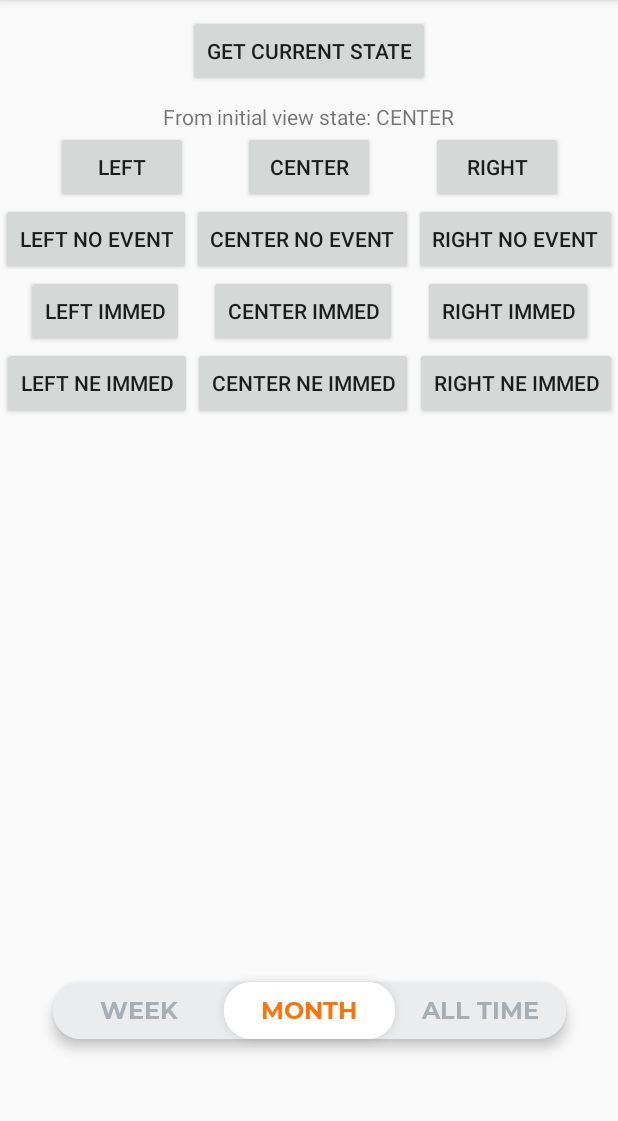
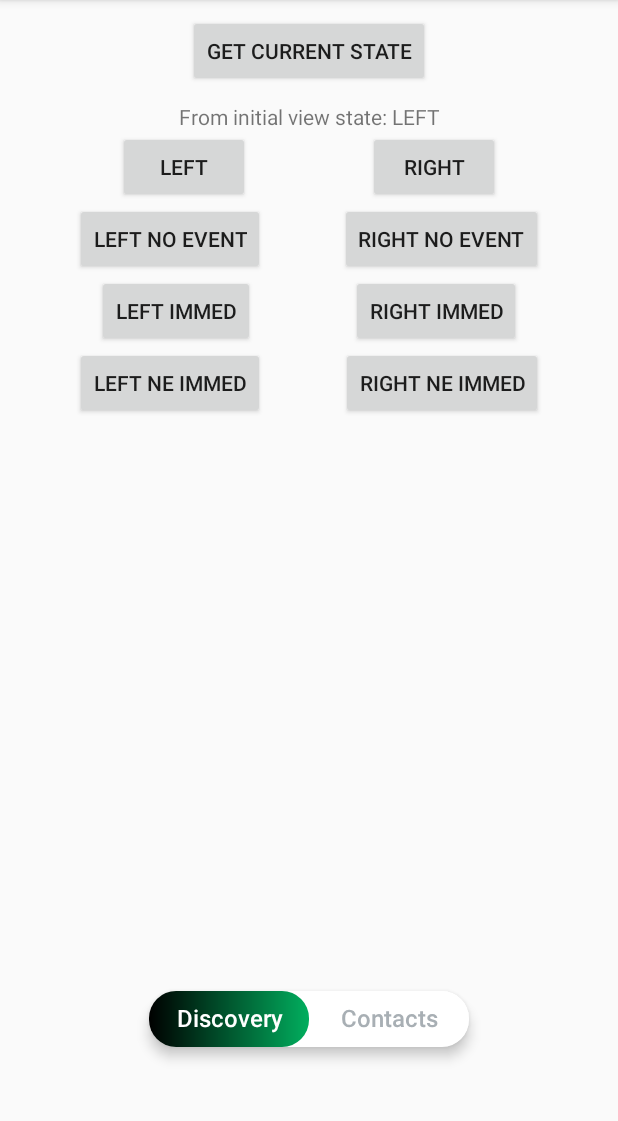
Before and after one commit to Terenfear/ThreeSwitcher, an Android app: the screen it shows after launch (MainActivity), on a phone screen of 412 x 824 dp, the part 84-1205 px from its top. Run offline under Robolectric (Android 15) with nearby library versions, the phone set to English and light mode, and no system bars.

Commit message:
Remove the center state and add a thumb gradient shader

```diff
--- a/library/src/main/java/me/terenfear/threeswitcher/ThreeSwitcher.kt
+++ b/library/src/main/java/me/terenfear/threeswitcher/ThreeSwitcher.kt
@@ -11,7 +11,6 @@ import android.text.Layout
 import android.text.StaticLayout
 import android.text.TextPaint
 import android.util.AttributeSet
-import android.util.Log
 import android.util.Property
 import android.view.*
 import android.view.animation.AccelerateInterpolator
@@ -40,12 +39,6 @@ class ThreeSwitcher @JvmOverloads constructor(
     var onStateChangedListener: OnStateChangedListener? = null
 
     var textLeft: String? = State.LEFT.toString()
-        set(value) {
-            field = value
-            requestLayout()
-            invalidate()
-        }
-    var textCenter: String? = State.CENTER.toString()
         set(value) {
             field = value
             requestLayout()
@@ -110,10 +103,16 @@ class ThreeSwitcher @JvmOverloads constructor(
             trackPaint.color = field
             invalidate()
         }
-    var thumbColor: Int = context.accentColor
+    var thumbColorStart: Int = context.accentColor
         set(value) {
             field = value
-            thumbPaint.color = field
+            updateThumbGradient()
+            invalidate()
+        }
+    var thumbColorEnd: Int = context.accentColor
+        set(value) {
+            field = value
+            updateThumbGradient()
             invalidate()
         }
     var textColor: Int = context.accentColor
@@ -162,10 +161,8 @@ class ThreeSwitcher @JvmOverloads constructor(
     private var rippleStartThumbY: Float = 0f
 
     private lateinit var textLeftLayout: Layout
-    private lateinit var textCenterLayout: Layout
     private lateinit var textRightLayout: Layout
     private lateinit var textLeftHighlightedLayout: Layout
-    private lateinit var textCenterHighlightedLayout: Layout
     private lateinit var textRightHighlightedLayout: Layout
 
     // these values are calculated during onMeasure
@@ -207,7 +204,6 @@ class ThreeSwitcher @JvmOverloads constructor(
     private val thumbPaint = Paint().apply {
         isAntiAlias = true
         style = Paint.Style.FILL
-        color = thumbColor
         setShadowLayer(shadowRadius, 0f, 0f, shadowColor)
     }
     private val textPaint = TextPaint().apply {
@@ -240,6 +236,7 @@ class ThreeSwitcher @JvmOverloads constructor(
         set(value) {
             field = value.coerceIn(MIN_VIEW_PROGRESS.toFloat(), MAX_VIEW_PROGRESS.toFloat())
             updateThumbRect()
+            updateThumbGradient()
             invalidate()
         }
 
@@ -250,7 +247,6 @@ class ThreeSwitcher @JvmOverloads constructor(
                 .let(this@ThreeSwitcher::setStateNoEventImmediately)
 
             textLeft = getString(R.styleable.ThreeSwitcher_tw_textLeft) ?: textLeft
-            textCenter = getString(R.styleable.ThreeSwitcher_tw_textCenter) ?: textCenter
             textRight = getString(R.styleable.ThreeSwitcher_tw_textRight) ?: textRight
 
             textMarginLeft = getDimensionPixelSize(
@@ -283,7 +279,9 @@ class ThreeSwitcher @JvmOverloads constructor(
             ).toFloat()
 
             trackColor = getColor(R.styleable.ThreeSwitcher_tw_trackColor, trackColor)
-            thumbColor = getColor(R.styleable.ThreeSwitcher_tw_thumbColor, thumbColor)
+            thumbColorStart =
+                getColor(R.styleable.ThreeSwitcher_tw_thumbColorStart, thumbColorStart)
+            thumbColorEnd = getColor(R.styleable.ThreeSwitcher_tw_thumbColorEnd, thumbColorEnd)
             textColor = getColor(R.styleable.ThreeSwitcher_tw_textColor, textColor)
             textColorHighlighted =
                 getColor(R.styleable.ThreeSwitcher_tw_textColorHighlighted, textColorHighlighted)
@@ -339,11 +337,12 @@ class ThreeSwitcher @JvmOverloads constructor(
 
         trackWidth = width - leftEmptySpace - rightEmptySpace
         trackHeight = height - topEmptySpace - bottomEmptySpace
-        thumbWidth = trackWidth / 3
+        thumbWidth = trackWidth / 2
         thumbHeight = trackHeight
         trackRect.set(0f, 0f, trackWidth, trackHeight)
         maxRippleRadius = sqrt(thumbWidth.pow(2) + thumbHeight.pow(2))
         updateThumbRect()
+        updateThumbGradient()
 
         setMeasuredDimension(width, height)
     }
@@ -381,22 +380,20 @@ class ThreeSwitcher @JvmOverloads constructor(
             }
 
             val textGap = textMarginLeft + textMarginRight
-            val textWidthWithInnerGaps =
-                (textLeftLayout.width + textCenterLayout.width + textRightLayout.width + textGap * 2)
+            val textWidthWithInnerGap =
+                (textLeftLayout.width + textRightLayout.width + textGap)
             canvas.withSave {
                 canvas.translate(leftEmptySpace + textMarginLeft, topEmptySpace + textMarginTop)
                 canvas.clipRect(
                     0f,
                     0f,
-                    textWidthWithInnerGaps,
+                    textWidthWithInnerGap,
                     availableTextHeight,
                     Region.Op.INTERSECT
                 )
                 canvas.translate(0f, (availableTextHeight - textLeftLayout.height) / 2)
                 textLeftLayout.draw(this)
                 canvas.translate(textLeftLayout.width.toFloat() + textGap, 0f)
-                textCenterLayout.draw(this)
-                canvas.translate(textCenterLayout.width.toFloat() + textGap, 0f)
                 textRightLayout.draw(this)
             }
 
@@ -418,15 +415,13 @@ class ThreeSwitcher @JvmOverloads constructor(
                     canvas.clipRect(
                         0f,
                         0f,
-                        textWidthWithInnerGaps,
+                        textWidthWithInnerGap,
                         availableTextHeight,
                         Region.Op.INTERSECT
                     )
                     canvas.translate(0f, (availableTextHeight - textLeftLayout.height) / 2)
                     textLeftHighlightedLayout.draw(this)
                     canvas.translate(textLeftHighlightedLayout.width.toFloat() + textGap, 0f)
-                    textCenterHighlightedLayout.draw(this)
-                    canvas.translate(textCenterHighlightedLayout.width.toFloat() + textGap, 0f)
                     textRightHighlightedLayout.draw(this)
                 }
 
@@ -563,20 +558,15 @@ class ThreeSwitcher @JvmOverloads constructor(
     private fun updateTextLayouts(desiredWidth: Int? = null) {
         val width = desiredWidth ?: calcMaxTextLength()
         textLeftLayout = getTextLayout(textLeft, textPaint, width)
-        textCenterLayout = getTextLayout(textCenter, textPaint, width)
         textRightLayout = getTextLayout(textRight, textPaint, width)
         textLeftHighlightedLayout = getTextLayout(textLeft, textPaintHighlighted, width)
-        textCenterHighlightedLayout = getTextLayout(textCenter, textPaintHighlighted, width)
         textRightHighlightedLayout = getTextLayout(textRight, textPaintHighlighted, width)
     }
 
     private fun calcMaxTextLength(): Int {
         return max(
             calcTextWidth(textRight, textPaint),
-            max(
-                calcTextWidth(textLeft, textPaint),
-                calcTextWidth(textCenter, textPaint)
-            )
+            calcTextWidth(textLeft, textPaint)
         )
     }
 
@@ -605,12 +595,12 @@ class ThreeSwitcher @JvmOverloads constructor(
         val requestedWidth = MeasureSpec.getSize(widthMeasureSpec)
         val emptySpaceWidth = calcEmptySpaceWidth()
         return if (widthMode == MeasureSpec.EXACTLY) {
-            updateTextLayouts(((requestedWidth - emptySpaceWidth) / 3).toInt())
+            updateTextLayouts(((requestedWidth - emptySpaceWidth) / 2).toInt())
             requestedWidth
         } else {
-            val calculatedWidth: Int = (textLeftLayout.width * 3 + emptySpaceWidth).toInt()
+            val calculatedWidth: Int = (textLeftLayout.width * 2 + emptySpaceWidth).toInt()
             if (widthMode == MeasureSpec.AT_MOST && calculatedWidth > requestedWidth) {
-                updateTextLayouts(((requestedWidth - emptySpaceWidth) / 3).toInt())
+                updateTextLayouts(((requestedWidth - emptySpaceWidth) / 2).toInt())
                 requestedWidth
             } else {
                 calculatedWidth
@@ -619,7 +609,7 @@ class ThreeSwitcher @JvmOverloads constructor(
     }
 
     private fun calcEmptySpaceWidth() =
-        paddingLeft + paddingRight + textMarginLeft * 3 + textMarginRight * 3 + shadowRadius * 2
+        paddingLeft + paddingRight + textMarginLeft * 2 + textMarginRight * 2 + shadowRadius * 2
 
     private fun measureHeight(heightMeasureSpec: Int): Int {
         val heightMode = MeasureSpec.getMode(heightMeasureSpec)
@@ -719,6 +709,18 @@ class ThreeSwitcher @JvmOverloads constructor(
         }
     }
 
+    private fun updateThumbGradient() {
+        thumbPaint.shader = LinearGradient(
+            thumbRect.left,
+            0f,
+            thumbRect.right,
+            0f,
+            thumbColorStart,
+            thumbColorEnd,
+            Shader.TileMode.REPEAT
+        )
+    }
+
     private fun catchView() {
         val parent = parent
         parent?.requestDisallowInterceptTouchEvent(true)
@@ -764,7 +766,7 @@ class ThreeSwitcher @JvmOverloads constructor(
         const val RIPPLE_FADE_DURATION_MS = 200L
         const val MIN_VIEW_PROGRESS = 0.0
         const val MAX_VIEW_PROGRESS = 1.0
-        const val THIRD_OF_VIEW_PROGRESS = (MAX_VIEW_PROGRESS - MIN_VIEW_PROGRESS) / 3
+        const val HALF_OF_VIEW_PROGRESS = (MAX_VIEW_PROGRESS - MIN_VIEW_PROGRESS) / 2
         private val THUMB_POS: Property<ThreeSwitcher, Float> =
             object : Property<ThreeSwitcher, Float>(Float::class.java, "progress") {
                 override fun get(switch: ThreeSwitcher): Float {
@@ -800,11 +802,10 @@ class ThreeSwitcher @JvmOverloads constructor(
     enum class State(
         @FloatRange(from = MIN_VIEW_PROGRESS, to = MAX_VIEW_PROGRESS) val maxProgress: Float
     ) {
-        LEFT(THIRD_OF_VIEW_PROGRESS.toFloat()),
-        CENTER((2 * THIRD_OF_VIEW_PROGRESS).toFloat()),
+        LEFT(HALF_OF_VIEW_PROGRESS.toFloat()),
         RIGHT(MAX_VIEW_PROGRESS.toFloat());
 
-        val medianProgress: Float = (maxProgress - THIRD_OF_VIEW_PROGRESS / 2).toFloat()
+        val medianProgress: Float = (maxProgress - HALF_OF_VIEW_PROGRESS / 2).toFloat()
 
         companion object {
             fun fromProgress(
--- a/library/src/main/res/values/attrs.xml
+++ b/library/src/main/res/values/attrs.xml
@@ -2,19 +2,18 @@
 <resources>
     <declare-styleable name="ThreeSwitcher">
         <attr name="tw_textLeft" format="string" />
-        <attr name="tw_textCenter" format="string" />
         <attr name="tw_textRight" format="string" />
 
         <attr name="tw_state" format="enum">
             <enum name="left" value="0" />
-            <enum name="center" value="1" />
-            <enum name="right" value="2" />
+            <enum name="right" value="1" />
         </attr>
 
         <attr name="tw_textColor" format="color" />
         <attr name="tw_textColorHighlighted" format="color" />
         <attr name="tw_trackColor" format="color" />
-        <attr name="tw_thumbColor" format="color" />
+        <attr name="tw_thumbColorStart" format="color" />
+        <attr name="tw_thumbColorEnd" format="color" />
         <attr name="tw_shadowColor" format="color" />
         <attr name="tw_rippleColor" format="color" />
 
--- a/sample/src/main/java/me/terenfear/threeswitcher/MainActivity.kt
+++ b/sample/src/main/java/me/terenfear/threeswitcher/MainActivity.kt
@@ -11,7 +11,7 @@ class MainActivity : AppCompatActivity() {
         super.onCreate(savedInstanceState)
         setContentView(R.layout.activity_main)
 
-        threeSwitcher.setTypeface(Typeface.createFromAsset(assets, "fonts/Montserrat-Bold.ttf"))
+        threeSwitcher.setTypeface(Typeface.create("sans-serif-medium", Typeface.NORMAL))
 
         text.text = "From initial view state: ${threeSwitcher.state}"
         threeSwitcher.onStateChangedListener = { v, s ->
@@ -25,18 +25,12 @@ class MainActivity : AppCompatActivity() {
         leftBtn.setOnClickListener {
             threeSwitcher.setState(ThreeSwitcher.State.LEFT)
         }
-        centerBtn.setOnClickListener {
-            threeSwitcher.setState(ThreeSwitcher.State.CENTER)
-        }
         rightBtn.setOnClickListener {
             threeSwitcher.setState(ThreeSwitcher.State.RIGHT)
         }
 
         leftNEBtn.setOnClickListener {
             threeSwitcher.setStateNoEvent(ThreeSwitcher.State.LEFT)
-        }
-        centerNEBtn.setOnClickListener {
-            threeSwitcher.setStateNoEvent(ThreeSwitcher.State.CENTER)
         }
         rightNEBtn.setOnClickListener {
             threeSwitcher.setStateNoEvent(ThreeSwitcher.State.RIGHT)
@@ -45,9 +39,6 @@ class MainActivity : AppCompatActivity() {
         leftImBtn.setOnClickListener {
             threeSwitcher.setStateImmediately(ThreeSwitcher.State.LEFT)
         }
-        centerImBtn.setOnClickListener {
-            threeSwitcher.setStateImmediately(ThreeSwitcher.State.CENTER)
-        }
         rightImBtn.setOnClickListener {
             threeSwitcher.setStateImmediately(ThreeSwitcher.State.RIGHT)
         }
@@ -55,9 +46,6 @@ class MainActivity : AppCompatActivity() {
         leftNEImBtn.setOnClickListener {
             threeSwitcher.setStateNoEventImmediately(ThreeSwitcher.State.LEFT)
         }
-        centerNEImBtn.setOnClickListener {
-            threeSwitcher.setStateNoEventImmediately(ThreeSwitcher.State.CENTER)
-        }
         rightNEImBtn.setOnClickListener {
             threeSwitcher.setStateNoEventImmediately(ThreeSwitcher.State.RIGHT)
         }
--- a/sample/src/main/res/layout/activity_main.xml
+++ b/sample/src/main/res/layout/activity_main.xml
@@ -32,15 +32,6 @@
         android:text="left"
         app:layout_constraintStart_toStartOf="parent"
         app:layout_constraintTop_toBottomOf="@id/text"
-        app:layout_constraintEnd_toStartOf="@id/centerBtn"/>
-
-    <Button
-        android:id="@+id/centerBtn"
-        android:layout_width="wrap_content"
-        android:layout_height="wrap_content"
-        android:text="center"
-        app:layout_constraintTop_toBottomOf="@id/text"
-        app:layout_constraintStart_toEndOf="@id/leftBtn"
         app:layout_constraintEnd_toStartOf="@id/rightBtn"/>
 
     <Button
@@ -49,7 +40,7 @@
         android:layout_height="wrap_content"
         android:text="right"
         app:layout_constraintTop_toBottomOf="@id/text"
-        app:layout_constraintStart_toEndOf="@id/centerBtn"
+        app:layout_constraintStart_toEndOf="@id/leftBtn"
         app:layout_constraintEnd_toEndOf="parent"/>
 
     <Button
@@ -58,16 +49,7 @@
         android:layout_height="wrap_content"
         android:text="left no event"
         app:layout_constraintStart_toStartOf="parent"
-        app:layout_constraintTop_toBottomOf="@id/centerBtn"
-        app:layout_constraintEnd_toStartOf="@id/centerNEBtn"/>
-
-    <Button
-        android:id="@+id/centerNEBtn"
-        android:layout_width="wrap_content"
-        android:layout_height="wrap_content"
-        android:text="center no event"
-        app:layout_constraintTop_toBottomOf="@id/centerBtn"
-        app:layout_constraintStart_toEndOf="@id/leftNEBtn"
+        app:layout_constraintTop_toBottomOf="@id/leftBtn"
         app:layout_constraintEnd_toStartOf="@id/rightNEBtn"/>
 
     <Button
@@ -75,8 +57,8 @@
         android:layout_width="wrap_content"
         android:layout_height="wrap_content"
         android:text="right no event"
-        app:layout_constraintTop_toBottomOf="@id/centerBtn"
-        app:layout_constraintStart_toEndOf="@id/centerNEBtn"
+        app:layout_constraintTop_toBottomOf="@id/leftBtn"
+        app:layout_constraintStart_toEndOf="@id/leftNEBtn"
         app:layout_constraintEnd_toEndOf="parent"/>
 
     <Button
@@ -85,16 +67,7 @@
         android:layout_height="wrap_content"
         android:text="left immed"
         app:layout_constraintStart_toStartOf="parent"
-        app:layout_constraintTop_toBottomOf="@id/centerNEBtn"
-        app:layout_constraintEnd_toStartOf="@id/centerImBtn"/>
-
-    <Button
-        android:id="@+id/centerImBtn"
-        android:layout_width="wrap_content"
-        android:layout_height="wrap_content"
-        android:text="center immed"
-        app:layout_constraintTop_toBottomOf="@id/centerNEBtn"
-        app:layout_constraintStart_toEndOf="@id/leftImBtn"
+        app:layout_constraintTop_toBottomOf="@id/leftNEBtn"
         app:layout_constraintEnd_toStartOf="@id/rightImBtn"/>
 
     <Button
@@ -102,8 +75,8 @@
         android:layout_width="wrap_content"
         android:layout_height="wrap_content"
         android:text="right immed"
-        app:layout_constraintTop_toBottomOf="@id/centerNEBtn"
-        app:layout_constraintStart_toEndOf="@id/centerImBtn"
+        app:layout_constraintTop_toBottomOf="@id/leftNEBtn"
+        app:layout_constraintStart_toEndOf="@id/leftImBtn"
         app:layout_constraintEnd_toEndOf="parent"/>
 
     <Button
@@ -112,16 +85,7 @@
         android:layout_height="wrap_content"
         android:text="left ne immed"
         app:layout_constraintStart_toStartOf="parent"
-        app:layout_constraintTop_toBottomOf="@id/centerImBtn"
-        app:layout_constraintEnd_toStartOf="@id/centerNEImBtn"/>
-
-    <Button
-        android:id="@+id/centerNEImBtn"
-        android:layout_width="wrap_content"
-        android:layout_height="wrap_content"
-        android:text="center ne immed"
-        app:layout_constraintTop_toBottomOf="@id/centerImBtn"
-        app:layout_constraintStart_toEndOf="@id/leftNEImBtn"
+        app:layout_constraintTop_toBottomOf="@id/leftImBtn"
         app:layout_constraintEnd_toStartOf="@id/rightNEImBtn"/>
 
     <Button
@@ -129,8 +93,8 @@
         android:layout_width="wrap_content"
         android:layout_height="wrap_content"
         android:text="right ne immed"
-        app:layout_constraintTop_toBottomOf="@id/centerImBtn"
-        app:layout_constraintStart_toEndOf="@id/centerNEImBtn"
+        app:layout_constraintTop_toBottomOf="@id/leftImBtn"
+        app:layout_constraintStart_toEndOf="@id/leftNEImBtn"
         app:layout_constraintEnd_toEndOf="parent"/>
 
     <me.terenfear.threeswitcher.ThreeSwitcher
@@ -139,23 +103,22 @@
         android:layout_height="wrap_content"
         android:layout_marginBottom="70dp"
         android:elevation="5dp"
-        app:tw_textLeft="WEEK"
-        app:tw_textCenter="MONTH"
-        app:tw_textRight="ALL TIME"
-        app:tw_state="center"
+        app:tw_textLeft="Discovery"
+        app:tw_textRight="Contacts"
+        app:tw_state="left"
         app:tw_textMarginLeft="18dp"
         app:tw_textMarginRight="18dp"
         app:tw_textMarginTop="9dp"
         app:tw_textMarginBottom="9dp"
         app:tw_cornersRadius="18dp"
-        app:tw_shadowRadius="5dp"
+        app:tw_shadowRadius="0dp"
         app:tw_textSize="16sp"
-        app:tw_trackColor="#ebecee"
-        app:tw_thumbColor="@android:color/white"
-        app:tw_shadowColor="#1d000000"
+        app:tw_trackColor="#ffffff"
+        app:tw_thumbColorStart="#000"
+        app:tw_thumbColorEnd="#01ae5e"
         app:tw_textColor="#a8afb4"
-        app:tw_rippleColor="#4DFF7208"
-        app:tw_textColorHighlighted="#ff7208"
+        app:tw_rippleColor="#3301AE5E"
+        app:tw_textColorHighlighted="#FFFFFF"
         app:layout_constraintBottom_toBottomOf="parent"
         app:layout_constraintEnd_toEndOf="parent"
         app:layout_constraintStart_toStartOf="parent" />
```
Lines whose indentation alone changed are shown as unchanged.
